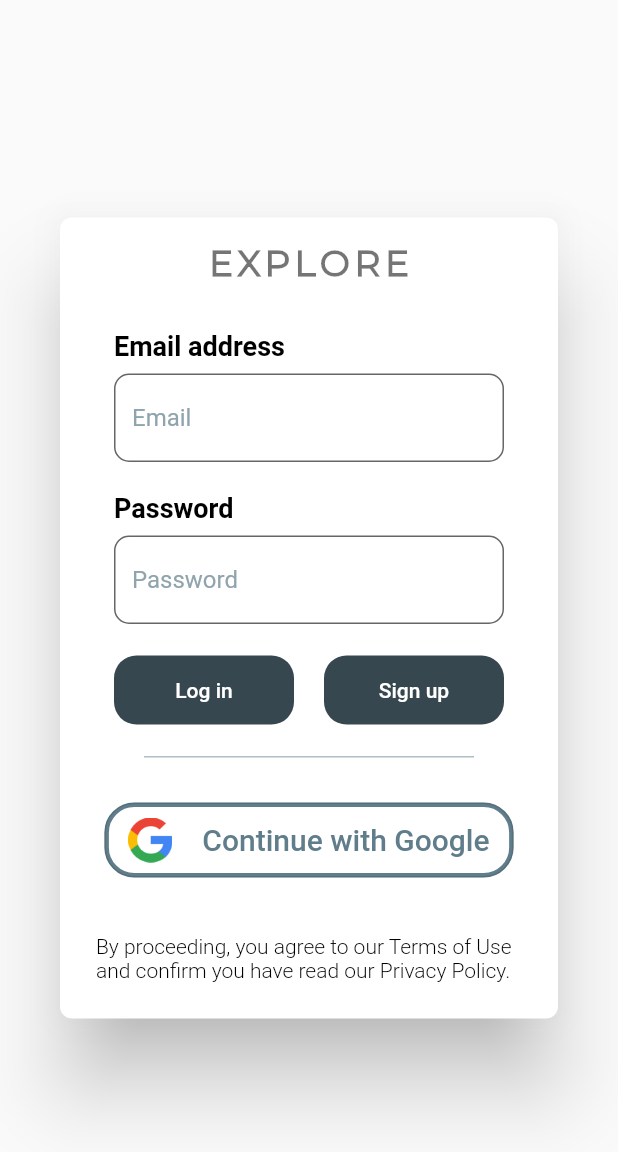
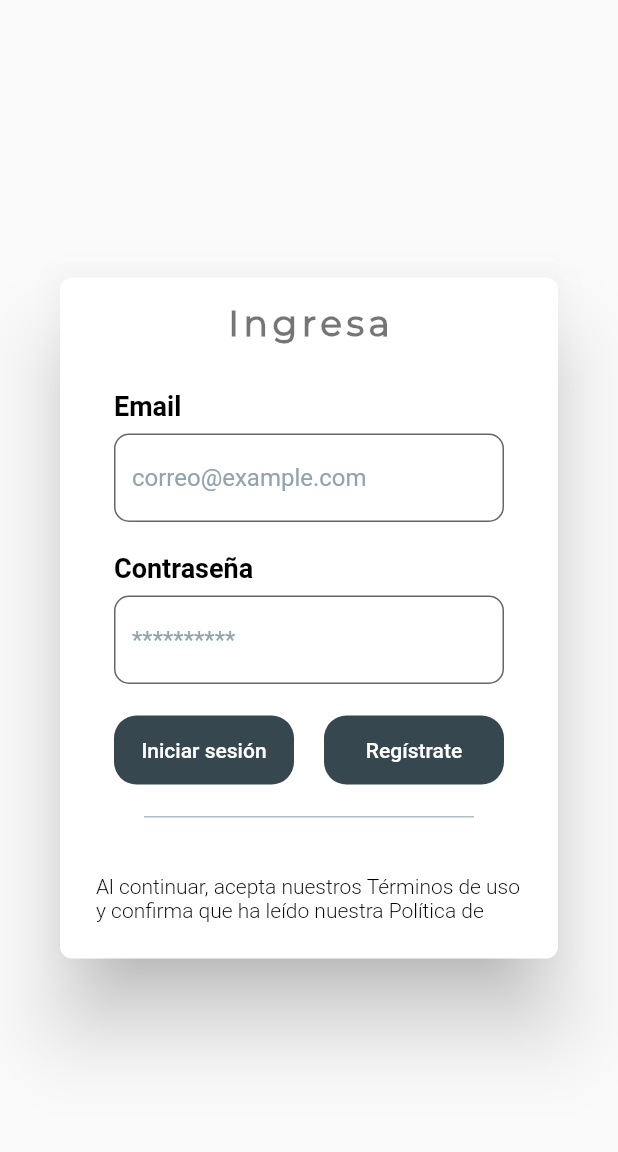
Before and after one commit to ProyectosFis/tienda_web_fis, a Flutter app: the AuthDialog widget shown alone on an empty page, opened directly, on a phone screen of 412 x 824 dp. Shown: the top 1152 px of the screen. Run offline on Flutter 3.47's test engine with Material 2 defaults, Android fonts, the phone set to English and light mode, and no system bars; our stand-ins replace carousel_slider, dynamic_theme; network calls fail; statements that could not run were skipped.

Commit message:
Implementando nuevo diseño

```diff
--- a/lib/widgets/auth_dialog.dart
+++ b/lib/widgets/auth_dialog.dart
@@ -2,7 +2,7 @@ import 'package:flutter/material.dart';
 import 'package:tienda_web_fis/screens/home_page.dart';
 import 'package:tienda_web_fis/utils/authentication.dart';
 
-import 'google_sign_in_button.dart';
+// import 'google_sign_in_button.dart';
 
 class AuthDialog extends StatefulWidget {
   @override
@@ -83,7 +83,7 @@ class _AuthDialogState extends State<AuthDialog> {
               children: [
                 Center(
                   child: Text(
-                    'EXPLORE',
+                    'Ingresa',
                     style: TextStyle(
                       color: Theme.of(context).textTheme.headline1.color,
                       fontSize: 24,
@@ -100,7 +100,7 @@ class _AuthDialogState extends State<AuthDialog> {
                     bottom: 8,
                   ),
                   child: Text(
-                    'Email address',
+                    'Email',
                     textAlign: TextAlign.left,
                     style: TextStyle(
                       color: Theme.of(context).textTheme.subtitle2.color,
@@ -145,7 +145,7 @@ class _AuthDialogState extends State<AuthDialog> {
                       hintStyle: new TextStyle(
                         color: Colors.blueGrey[300],
                       ),
-                      hintText: "Email",
+                      hintText: "correo@example.com",
                       fillColor: Colors.white,
                       errorText: _isEditingEmail
                           ? _validateEmail(textControllerEmail.text)
@@ -164,7 +164,7 @@ class _AuthDialogState extends State<AuthDialog> {
                     bottom: 8,
                   ),
                   child: Text(
-                    'Password',
+                    'Contraseña',
                     textAlign: TextAlign.left,
                     style: TextStyle(
                       color: Theme.of(context).textTheme.subtitle2.color,
@@ -209,7 +209,7 @@ class _AuthDialogState extends State<AuthDialog> {
                       hintStyle: new TextStyle(
                         color: Colors.blueGrey[300],
                       ),
-                      hintText: "Password",
+                      hintText: "**********",
                       fillColor: Colors.white,
                       errorText: _isEditingPassword
                           ? _validatePassword(textControllerPassword.text)
@@ -254,7 +254,7 @@ class _AuthDialogState extends State<AuthDialog> {
                                     print(result);
                                     setState(() {
                                       loginStatus =
-                                          'You have successfully logged in';
+                                          'Ingresaste correctamente';
                                       loginStringColor = Colors.green;
                                     });
                                     Future.delayed(Duration(milliseconds: 500),
@@ -271,13 +271,13 @@ class _AuthDialogState extends State<AuthDialog> {
                                   print('Login Error: $error');
                                   setState(() {
                                     loginStatus =
-                                        'Error occured while logging in';
+                                        'Error durante el inicio de sesión';
                                     loginStringColor = Colors.red;
                                   });
                                 });
                               } else {
                                 setState(() {
-                                  loginStatus = 'Please enter email & password';
+                                  loginStatus = 'Por favor, ingrese su email y su contaseña';
                                   loginStringColor = Colors.red;
                                 });
                               }
@@ -310,7 +310,7 @@ class _AuthDialogState extends State<AuthDialog> {
                                       ),
                                     )
                                   : Text(
-                                      'Log in',
+                                      'Iniciar sesión',
                                       style: TextStyle(
                                         fontSize: 14,
                                         color: Colors.white,
@@ -349,7 +349,7 @@ class _AuthDialogState extends State<AuthDialog> {
                                   if (result != null) {
                                     setState(() {
                                       loginStatus =
-                                          'You have registered successfully';
+                                          'Te registraste correctamente';
                                       loginStringColor = Colors.green;
                                     });
                                     print(result);
@@ -358,13 +358,13 @@ class _AuthDialogState extends State<AuthDialog> {
                                   print('Registration Error: $error');
                                   setState(() {
                                     loginStatus =
-                                        'Error occured while registering';
+                                        'Hubo un error durante el registro';
                                     loginStringColor = Colors.red;
                                   });
                                 });
                               } else {
                                 setState(() {
-                                  loginStatus = 'Please enter email & password';
+                                  loginStatus = 'Por favor, ingrese su email y su contaseña';
                                   loginStringColor = Colors.red;
                                 });
                               }
@@ -398,7 +398,7 @@ class _AuthDialogState extends State<AuthDialog> {
                                       ),
                                     )
                                   : Text(
-                                      'Sign up',
+                                      'Regístrate',
                                       style: TextStyle(
                                         fontSize: 14,
                                         color: Colors.white,
@@ -440,12 +440,10 @@ class _AuthDialogState extends State<AuthDialog> {
                   ),
                 ),
                 SizedBox(height: 30),
-                Center(child: GoogleButton()),
-                SizedBox(height: 30),
                 Padding(
                   padding: const EdgeInsets.all(8.0),
                   child: Text(
-                    'By proceeding, you agree to our Terms of Use and confirm you have read our Privacy Policy.',
+                    'Al continuar, acepta nuestros Términos de uso y confirma que ha leído nuestra Política de privacidad.',
                     maxLines: 2,
                     style: TextStyle(
                       color: Theme.of(context).textTheme.subtitle2.color,
--- a/lib/widgets/featured_tiles.dart
+++ b/lib/widgets/featured_tiles.dart
@@ -12,7 +12,7 @@ class FeaturedTiles extends StatelessWidget {
   final List<String> assets = [
     'assets/images/saltinas.jpg',
     'assets/images/atun.jpg',
-    'assets/images/arroz.jpeg',
+    'assets/images/arroz.jpg',
   ];
 
   final List<String> title = ['Galletas saltinas', 'Atun Van Camps', 'Arroz Diana'];
```
Also changed, not shown: assets/images/arroz.jpg, 1 other file.
